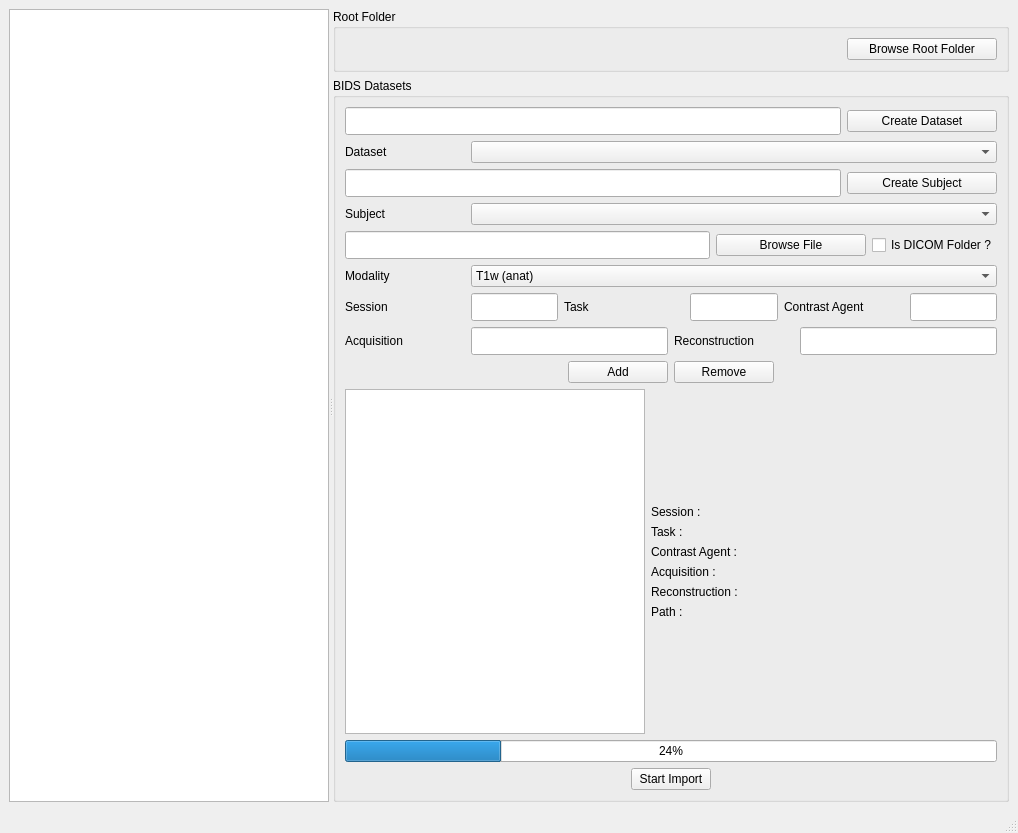
The window that bidsificator/forms/MainWindow.ui (HIP-infrastructure/Bidsificator) describes before a commit, drawn with Qt 5.
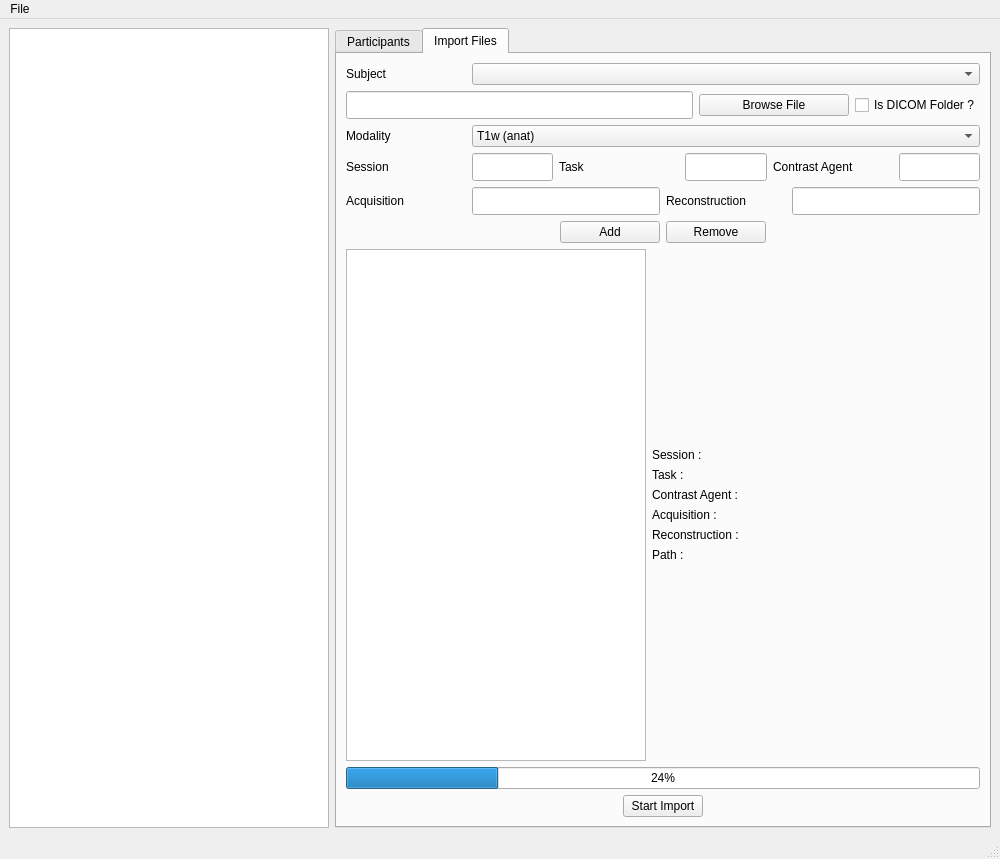
The same window after the commit. The open tabs and pages were chosen to show the change.

Commit message: Bids subject management in the user interface and some code behind

The edit to the form file:
```diff
--- a/bidsificator/forms/MainWindow.ui
+++ b/bidsificator/forms/MainWindow.ui
@@ -6,20 +6,16 @@
    <rect>
     <x>0</x>
     <y>0</y>
-    <width>1018</width>
-    <height>833</height>
+    <width>1000</width>
+    <height>859</height>
    </rect>
   </property>
   <property name="windowTitle">
    <string>Bidsificator</string>
   </property>
   <widget class="QWidget" name="centralwidget">
-   <layout class="QGridLayout" name="gridLayout">
+   <layout class="QGridLayout" name="gridLayout_3">
     <item row="0" column="0">
-     <widget class="QSplitter" name="splitter">
-      <property name="orientation">
-       <enum>Qt::Horizontal</enum>
-      </property>
       <widget class="QTreeView" name="fileTreeView">
        <property name="minimumSize">
         <size>
@@ -34,128 +30,18 @@
         </size>
        </property>
       </widget>
-      <widget class="QWidget" name="layoutWidget">
-       <layout class="QVBoxLayout" name="verticalLayout_3">
-        <item>
-         <widget class="QGroupBox" name="RootFolderGroupBox">
-          <property name="title">
-           <string>Root Folder</string>
-          </property>
-          <layout class="QHBoxLayout" name="horizontalLayout">
-           <item>
-            <widget class="QLabel" name="DatasetPathLabel">
-             <property name="maximumSize">
-              <size>
-               <width>16777215</width>
-               <height>28</height>
-              </size>
-             </property>
-             <property name="text">
-              <string/>
-             </property>
-            </widget>
-           </item>
-           <item>
-            <widget class="QPushButton" name="BrowseDatasetPathPushButton">
-             <property name="minimumSize">
-              <size>
-               <width>150</width>
-               <height>0</height>
-              </size>
-             </property>
-             <property name="maximumSize">
-              <size>
-               <width>150</width>
-               <height>16777215</height>
-              </size>
-             </property>
-             <property name="text">
-              <string>Browse Root Folder</string>
-             </property>
-            </widget>
-           </item>
-          </layout>
-         </widget>
-        </item>
-        <item>
-         <widget class="QGroupBox" name="ImportFilesGroupBox">
-          <property name="title">
-           <string>BIDS Datasets</string>
-          </property>
-          <layout class="QVBoxLayout" name="verticalLayout_2">
-           <item>
-            <layout class="QHBoxLayout" name="CreateDatasetLayout">
-             <item>
-              <widget class="QLineEdit" name="DatasetLineEdit">
-               <property name="minimumSize">
-                <size>
-                 <width>0</width>
-                 <height>28</height>
-                </size>
-               </property>
-               <property name="maximumSize">
-                <size>
-                 <width>16777215</width>
-                 <height>28</height>
-                </size>
-               </property>
-              </widget>
-             </item>
-             <item>
-              <widget class="QPushButton" name="CreateDatasetPushButton">
-               <property name="minimumSize">
-                <size>
-                 <width>150</width>
-                 <height>0</height>
-                </size>
-               </property>
-               <property name="maximumSize">
-                <size>
-                 <width>150</width>
-                 <height>16777215</height>
-                </size>
-               </property>
-               <property name="text">
-                <string>Create Dataset</string>
-               </property>
-              </widget>
-             </item>
-            </layout>
-           </item>
-           <item>
-            <layout class="QHBoxLayout" name="DatasetLayout">
-             <item>
-              <widget class="QLabel" name="Datasetlabel">
-               <property name="minimumSize">
-                <size>
-                 <width>120</width>
-                 <height>0</height>
-                </size>
-               </property>
-               <property name="maximumSize">
-                <size>
-                 <width>120</width>
-                 <height>16777215</height>
-                </size>
-               </property>
-               <property name="text">
-                <string>Dataset</string>
-               </property>
-              </widget>
-             </item>
-             <item>
-              <widget class="QComboBox" name="DatasetComboBox">
-               <property name="minimumSize">
-                <size>
-                 <width>0</width>
-                 <height>0</height>
-                </size>
-               </property>
-              </widget>
-             </item>
-            </layout>
-           </item>
-           <item>
+    </item>
+    <item row="0" column="1">
+     <widget class="QTabWidget" name="tabWidget">
+      <property name="currentIndex">
+       <number>0</number>
+      </property>
+      <widget class="QWidget" name="ParticipantsTab">
+       <attribute name="title">
+        <string>Participants</string>
+       </attribute>
+       <layout class="QGridLayout" name="gridLayout_2">
+        <item row="0" column="0">
             <layout class="QHBoxLayout" name="CreateSubjectLayout">
              <item>
               <widget class="QLineEdit" name="SubjectLineEdit">
@@ -194,7 +80,17 @@
              </item>
             </layout>
            </item>
-           <item>
+        <item row="1" column="0">
+         <widget class="QTableWidget" name="tableWidget"/>
+        </item>
+       </layout>
+      </widget>
+      <widget class="QWidget" name="ImportTab">
+       <attribute name="title">
+        <string>Import Files</string>
+       </attribute>
+       <layout class="QGridLayout" name="gridLayout">
+        <item row="0" column="0">
             <layout class="QHBoxLayout" name="SubjectLayout">
              <item>
               <widget class="QLabel" name="Subjectlabel">
@@ -227,339 +123,7 @@
              </item>
             </layout>
            </item>
-           <item>
-            <layout class="QHBoxLayout" name="BrowseLayout">
-             <item>
-              <widget class="QLineEdit" name="BrowseLineEdit">
-               <property name="minimumSize">
-                <size>
-                 <width>0</width>
-                 <height>28</height>
-                </size>
-               </property>
-               <property name="maximumSize">
-                <size>
-                 <width>16777215</width>
-                 <height>28</height>
-                </size>
-               </property>
-              </widget>
-             </item>
-             <item>
-              <widget class="QPushButton" name="BrowsePushButton">
-               <property name="minimumSize">
-                <size>
-                 <width>150</width>
-                 <height>0</height>
-                </size>
-               </property>
-               <property name="maximumSize">
-                <size>
-                 <width>150</width>
-                 <height>16777215</height>
-                </size>
-               </property>
-               <property name="text">
-                <string>Browse File</string>
-               </property>
-              </widget>
-             </item>
-             <item>
-              <widget class="QCheckBox" name="IsDicomFolderCheckBox">
-               <property name="text">
-                <string>Is DICOM Folder ?</string>
-               </property>
-              </widget>
-             </item>
-            </layout>
-           </item>
-           <item>
-            <layout class="QHBoxLayout" name="ModalityLayout">
-             <item>
-              <widget class="QLabel" name="ModalityLabel">
-               <property name="minimumSize">
-                <size>
-                 <width>120</width>
-                 <height>0</height>
-                </size>
-               </property>
-               <property name="maximumSize">
-                <size>
-                 <width>120</width>
-                 <height>16777215</height>
-                </size>
-               </property>
-               <property name="text">
-                <string>Modality</string>
-               </property>
-              </widget>
-             </item>
-             <item>
-              <widget class="QComboBox" name="ModlalityComboBox">
-               <property name="minimumSize">
-                <size>
-                 <width>0</width>
-                 <height>0</height>
-                </size>
-               </property>
-               <item>
-                <property name="text">
-                 <string>T1w (anat)</string>
-                </property>
-               </item>
-               <item>
-                <property name="text">
-                 <string>T2w (anat)</string>
-                </property>
-               </item>
-               <item>
-                <property name="text">
-                 <string>T1rho (anat)</string>
-                </property>
-               </item>
-               <item>
-                <property name="text">
-                 <string>T2start (anat)</string>
-                </property>
-               </item>
-               <item>
-                <property name="text">
-                 <string>FLAIR (anat)</string>
-                </property>
-               </item>
-               <item>
-                <property name="text">
-                 <string>ieeg (ieeg)</string>
-                </property>
-               </item>
-               <item>
-                <property name="text">
-                 <string>photo (ieeg)</string>
-                </property>
-               </item>
-               <item>
-                <property name="text">
-                 <string>ct (ct)</string>
-                </property>
-               </item>
-              </widget>
-             </item>
-            </layout>
-           </item>
-           <item>
-            <layout class="QHBoxLayout" name="EntitiesLayout1">
-             <item>
-              <widget class="QLabel" name="sessionLabel">
-               <property name="minimumSize">
-                <size>
-                 <width>120</width>
-                 <height>28</height>
-                </size>
-               </property>
-               <property name="maximumSize">
-                <size>
-                 <width>16777215</width>
-                 <height>28</height>
-                </size>
-               </property>
-               <property name="text">
-                <string>Session</string>
-               </property>
-              </widget>
-             </item>
-             <item>
-              <widget class="QLineEdit" name="sessionLineEdit">
-               <property name="sizePolicy">
-                <sizepolicy hsizetype="Expanding" vsizetype="Fixed">
-                 <horstretch>0</horstretch>
-                 <verstretch>0</verstretch>
-                </sizepolicy>
-               </property>
-               <property name="minimumSize">
-                <size>
-                 <width>0</width>
-                 <height>28</height>
-                </size>
-               </property>
-               <property name="maximumSize">
-                <size>
-                 <width>16777215</width>
-                 <height>28</height>
-                </size>
-               </property>
-              </widget>
-             </item>
-             <item>
-              <widget class="QLabel" name="taskLabel">
-               <property name="minimumSize">
-                <size>
-                 <width>120</width>
-                 <height>28</height>
-                </size>
-               </property>
-               <property name="maximumSize">
-                <size>
-                 <width>16777215</width>
-                 <height>28</height>
-                </size>
-               </property>
-               <property name="text">
-                <string>Task</string>
-               </property>
-              </widget>
-             </item>
-             <item>
-              <widget class="QLineEdit" name="taskLineEdit">
-               <property name="sizePolicy">
-                <sizepolicy hsizetype="Expanding" vsizetype="Fixed">
-                 <horstretch>0</horstretch>
-                 <verstretch>0</verstretch>
-                </sizepolicy>
-               </property>
-               <property name="minimumSize">
-                <size>
-                 <width>0</width>
-                 <height>28</height>
-                </size>
-               </property>
-               <property name="maximumSize">
-                <size>
-                 <width>16777215</width>
-                 <height>28</height>
-                </size>
-               </property>
-              </widget>
-             </item>
-             <item>
-              <widget class="QLabel" name="contrastAgentLabel">
-               <property name="minimumSize">
-                <size>
-                 <width>120</width>
-                 <height>28</height>
-                </size>
-               </property>
-               <property name="maximumSize">
-                <size>
-                 <width>16777215</width>
-                 <height>28</height>
-                </size>
-               </property>
-               <property name="text">
-                <string>Contrast Agent</string>
-               </property>
-              </widget>
-             </item>
-             <item>
-              <widget class="QLineEdit" name="contrastAgentLineEdit">
-               <property name="sizePolicy">
-                <sizepolicy hsizetype="Expanding" vsizetype="Fixed">
-                 <horstretch>0</horstretch>
-                 <verstretch>0</verstretch>
-                </sizepolicy>
-               </property>
-               <property name="minimumSize">
-                <size>
-                 <width>0</width>
-                 <height>28</height>
-                </size>
-               </property>
-               <property name="maximumSize">
-                <size>
-                 <width>16777215</width>
-                 <height>28</height>
-                </size>
-               </property>
-              </widget>
-             </item>
-            </layout>
-           </item>
-           <item>
-            <layout class="QHBoxLayout" name="EntitiesLayout2">
-             <item>
-              <widget class="QLabel" name="acquisitionLabel">
-               <property name="minimumSize">
-                <size>
-                 <width>120</width>
-                 <height>28</height>
-                </size>
-               </property>
-               <property name="maximumSize">
-                <size>
-                 <width>16777215</width>
-                 <height>28</height>
-                </size>
-               </property>
-               <property name="text">
-                <string>Acquisition</string>
-               </property>
-              </widget>
-             </item>
-             <item>
-              <widget class="QLineEdit" name="acquisitionLineEdit">
-               <property name="sizePolicy">
-                <sizepolicy hsizetype="Expanding" vsizetype="Fixed">
-                 <horstretch>0</horstretch>
-                 <verstretch>0</verstretch>
-                </sizepolicy>
-               </property>
-               <property name="minimumSize">
-                <size>
-                 <width>0</width>
-                 <height>28</height>
-                </size>
-               </property>
-               <property name="maximumSize">
-                <size>
-                 <width>16777215</width>
-                 <height>28</height>
-                </size>
-               </property>
-              </widget>
-             </item>
-             <item>
-              <widget class="QLabel" name="reconstructionLabel">
-               <property name="minimumSize">
-                <size>
-                 <width>120</width>
-                 <height>28</height>
-                </size>
-               </property>
-               <property name="maximumSize">
-                <size>
-                 <width>16777215</width>
-                 <height>28</height>
-                </size>
-               </property>
-               <property name="text">
-                <string>Reconstruction</string>
-               </property>
-              </widget>
-             </item>
-             <item>
-              <widget class="QLineEdit" name="reconstructionLineEdit">
-               <property name="sizePolicy">
-                <sizepolicy hsizetype="Expanding" vsizetype="Fixed">
-                 <horstretch>0</horstretch>
-                 <verstretch>0</verstretch>
-                </sizepolicy>
-               </property>
-               <property name="minimumSize">
-                <size>
-                 <width>0</width>
-                 <height>28</height>
-                </size>
-               </property>
-               <property name="maximumSize">
-                <size>
-                 <width>16777215</width>
-                 <height>28</height>
-                </size>
-               </property>
-              </widget>
-             </item>
-            </layout>
-           </item>
-           <item>
+        <item row="5" column="0">
             <layout class="QHBoxLayout" name="AddRemoveFileLayout">
              <item>
               <spacer name="horizontalSpacer">
@@ -627,7 +191,7 @@
              </item>
             </layout>
            </item>
-           <item>
+        <item row="6" column="0">
             <layout class="QHBoxLayout" name="InfoLayout">
              <item>
               <widget class="QListWidget" name="fileListWidget">
@@ -794,14 +358,53 @@
              </item>
             </layout>
            </item>
+        <item row="1" column="0">
+         <layout class="QHBoxLayout" name="BrowseLayout">
            <item>
-            <widget class="QProgressBar" name="progressBar">
-             <property name="value">
-              <number>24</number>
-             </property>
+           <widget class="QLineEdit" name="BrowseLineEdit">
+            <property name="minimumSize">
+             <size>
+              <width>0</width>
+              <height>28</height>
+             </size>
+            </property>
+            <property name="maximumSize">
+             <size>
+              <width>16777215</width>
+              <height>28</height>
+             </size>
+            </property>
             </widget>
            </item>
            <item>
+           <widget class="QPushButton" name="BrowsePushButton">
+            <property name="minimumSize">
+             <size>
+              <width>150</width>
+              <height>0</height>
+             </size>
+            </property>
+            <property name="maximumSize">
+             <size>
+              <width>150</width>
+              <height>16777215</height>
+             </size>
+            </property>
+            <property name="text">
+             <string>Browse File</string>
+            </property>
+           </widget>
+          </item>
+          <item>
+           <widget class="QCheckBox" name="IsDicomFolderCheckBox">
+            <property name="text">
+             <string>Is DICOM Folder ?</string>
+            </property>
+           </widget>
+          </item>
+         </layout>
+        </item>
+        <item row="8" column="0">
             <layout class="QHBoxLayout" name="StartImportLayout">
              <item>
               <spacer name="horizontalSpacer_3">
@@ -838,8 +441,298 @@
              </item>
             </layout>
            </item>
-          </layout>
-         </widget>
+        <item row="7" column="0">
+         <widget class="QProgressBar" name="progressBar">
+          <property name="value">
+           <number>24</number>
+          </property>
+         </widget>
+        </item>
+        <item row="4" column="0">
+         <layout class="QHBoxLayout" name="EntitiesLayout2">
+          <item>
+           <widget class="QLabel" name="acquisitionLabel">
+            <property name="minimumSize">
+             <size>
+              <width>120</width>
+              <height>28</height>
+             </size>
+            </property>
+            <property name="maximumSize">
+             <size>
+              <width>16777215</width>
+              <height>28</height>
+             </size>
+            </property>
+            <property name="text">
+             <string>Acquisition</string>
+            </property>
+           </widget>
+          </item>
+          <item>
+           <widget class="QLineEdit" name="acquisitionLineEdit">
+            <property name="sizePolicy">
+             <sizepolicy hsizetype="Expanding" vsizetype="Fixed">
+              <horstretch>0</horstretch>
+              <verstretch>0</verstretch>
+             </sizepolicy>
+            </property>
+            <property name="minimumSize">
+             <size>
+              <width>0</width>
+              <height>28</height>
+             </size>
+            </property>
+            <property name="maximumSize">
+             <size>
+              <width>16777215</width>
+              <height>28</height>
+             </size>
+            </property>
+           </widget>
+          </item>
+          <item>
+           <widget class="QLabel" name="reconstructionLabel">
+            <property name="minimumSize">
+             <size>
+              <width>120</width>
+              <height>28</height>
+             </size>
+            </property>
+            <property name="maximumSize">
+             <size>
+              <width>16777215</width>
+              <height>28</height>
+             </size>
+            </property>
+            <property name="text">
+             <string>Reconstruction</string>
+            </property>
+           </widget>
+          </item>
+          <item>
+           <widget class="QLineEdit" name="reconstructionLineEdit">
+            <property name="sizePolicy">
+             <sizepolicy hsizetype="Expanding" vsizetype="Fixed">
+              <horstretch>0</horstretch>
+              <verstretch>0</verstretch>
+             </sizepolicy>
+            </property>
+            <property name="minimumSize">
+             <size>
+              <width>0</width>
+              <height>28</height>
+             </size>
+            </property>
+            <property name="maximumSize">
+             <size>
+              <width>16777215</width>
+              <height>28</height>
+             </size>
+            </property>
+           </widget>
+          </item>
+         </layout>
+        </item>
+        <item row="3" column="0">
+         <layout class="QHBoxLayout" name="EntitiesLayout1">
+          <item>
+           <widget class="QLabel" name="sessionLabel">
+            <property name="minimumSize">
+             <size>
+              <width>120</width>
+              <height>28</height>
+             </size>
+            </property>
+            <property name="maximumSize">
+             <size>
+              <width>16777215</width>
+              <height>28</height>
+             </size>
+            </property>
+            <property name="text">
+             <string>Session</string>
+            </property>
+           </widget>
+          </item>
+          <item>
+           <widget class="QLineEdit" name="sessionLineEdit">
+            <property name="sizePolicy">
+             <sizepolicy hsizetype="Expanding" vsizetype="Fixed">
+              <horstretch>0</horstretch>
+              <verstretch>0</verstretch>
+             </sizepolicy>
+            </property>
+            <property name="minimumSize">
+             <size>
+              <width>0</width>
+              <height>28</height>
+             </size>
+            </property>
+            <property name="maximumSize">
+             <size>
+              <width>16777215</width>
+              <height>28</height>
+             </size>
+            </property>
+           </widget>
+          </item>
+          <item>
+           <widget class="QLabel" name="taskLabel">
+            <property name="minimumSize">
+             <size>
+              <width>120</width>
+              <height>28</height>
+             </size>
+            </property>
+            <property name="maximumSize">
+             <size>
+              <width>16777215</width>
+              <height>28</height>
+             </size>
+            </property>
+            <property name="text">
+             <string>Task</string>
+            </property>
+           </widget>
+          </item>
+          <item>
+           <widget class="QLineEdit" name="taskLineEdit">
+            <property name="sizePolicy">
+             <sizepolicy hsizetype="Expanding" vsizetype="Fixed">
+              <horstretch>0</horstretch>
+              <verstretch>0</verstretch>
+             </sizepolicy>
+            </property>
+            <property name="minimumSize">
+             <size>
+              <width>0</width>
+              <height>28</height>
+             </size>
+            </property>
+            <property name="maximumSize">
+             <size>
+              <width>16777215</width>
+              <height>28</height>
+             </size>
+            </property>
+           </widget>
+          </item>
+          <item>
+           <widget class="QLabel" name="contrastAgentLabel">
+            <property name="minimumSize">
+             <size>
+              <width>120</width>
+              <height>28</height>
+             </size>
+            </property>
+            <property name="maximumSize">
+             <size>
+              <width>16777215</width>
+              <height>28</height>
+             </size>
+            </property>
+            <property name="text">
+             <string>Contrast Agent</string>
+            </property>
+           </widget>
+          </item>
+          <item>
+           <widget class="QLineEdit" name="contrastAgentLineEdit">
+            <property name="sizePolicy">
+             <sizepolicy hsizetype="Expanding" vsizetype="Fixed">
+              <horstretch>0</horstretch>
+              <verstretch>0</verstretch>
+             </sizepolicy>
+            </property>
+            <property name="minimumSize">
+             <size>
+              <width>0</width>
+              <height>28</height>
+             </size>
+            </property>
+            <property name="maximumSize">
+             <size>
+              <width>16777215</width>
+              <height>28</height>
+             </size>
+            </property>
+           </widget>
+          </item>
+         </layout>
+        </item>
+        <item row="2" column="0">
+         <layout class="QHBoxLayout" name="ModalityLayout">
+          <item>
+           <widget class="QLabel" name="ModalityLabel">
+            <property name="minimumSize">
+             <size>
+              <width>120</width>
+              <height>0</height>
+             </size>
+            </property>
+            <property name="maximumSize">
+             <size>
+              <width>120</width>
+              <height>16777215</height>
+             </size>
+            </property>
+            <property name="text">
+             <string>Modality</string>
+            </property>
+           </widget>
+          </item>
+          <item>
+           <widget class="QComboBox" name="ModlalityComboBox">
+            <property name="minimumSize">
+             <size>
+              <width>0</width>
+              <height>0</height>
+             </size>
+            </property>
+            <item>
+             <property name="text">
+              <string>T1w (anat)</string>
+             </property>
+            </item>
+            <item>
+             <property name="text">
+              <string>T2w (anat)</string>
+             </property>
+            </item>
+            <item>
+             <property name="text">
+              <string>T1rho (anat)</string>
+             </property>
+            </item>
+            <item>
+             <property name="text">
+              <string>T2start (anat)</string>
+             </property>
+            </item>
+            <item>
+             <property name="text">
+              <string>FLAIR (anat)</string>
+             </property>
+            </item>
+            <item>
+             <property name="text">
+              <string>ieeg (ieeg)</string>
+             </property>
+            </item>
+            <item>
+             <property name="text">
+              <string>photo (ieeg)</string>
+             </property>
+            </item>
+            <item>
+             <property name="text">
+              <string>ct (ct)</string>
+             </property>
+            </item>
+           </widget>
+          </item>
+         </layout>
         </item>
        </layout>
       </widget>
@@ -852,10 +745,19 @@
     <rect>
      <x>0</x>
      <y>0</y>
-     <width>1018</width>
-     <height>37</height>
+     <width>1000</width>
+     <height>21</height>
     </rect>
    </property>
+   <widget class="QMenu" name="menuFile">
+    <property name="title">
+     <string>File</string>
+    </property>
+    <addaction name="actionNew_Bids_Dataset"/>
+    <addaction name="actionOpen_Bids_Dataset"/>
+    <addaction name="actionClose"/>
+   </widget>
+   <addaction name="menuFile"/>
   </widget>
   <widget class="QStatusBar" name="statusbar"/>
   <action name="actionLoad_Bids_Dataset_Folder">
```
Left out of the diff: 20 changed lines with no effect on the pictures. Lines whose indentation alone changed are shown as unchanged. The commit also changes 4 other files.
